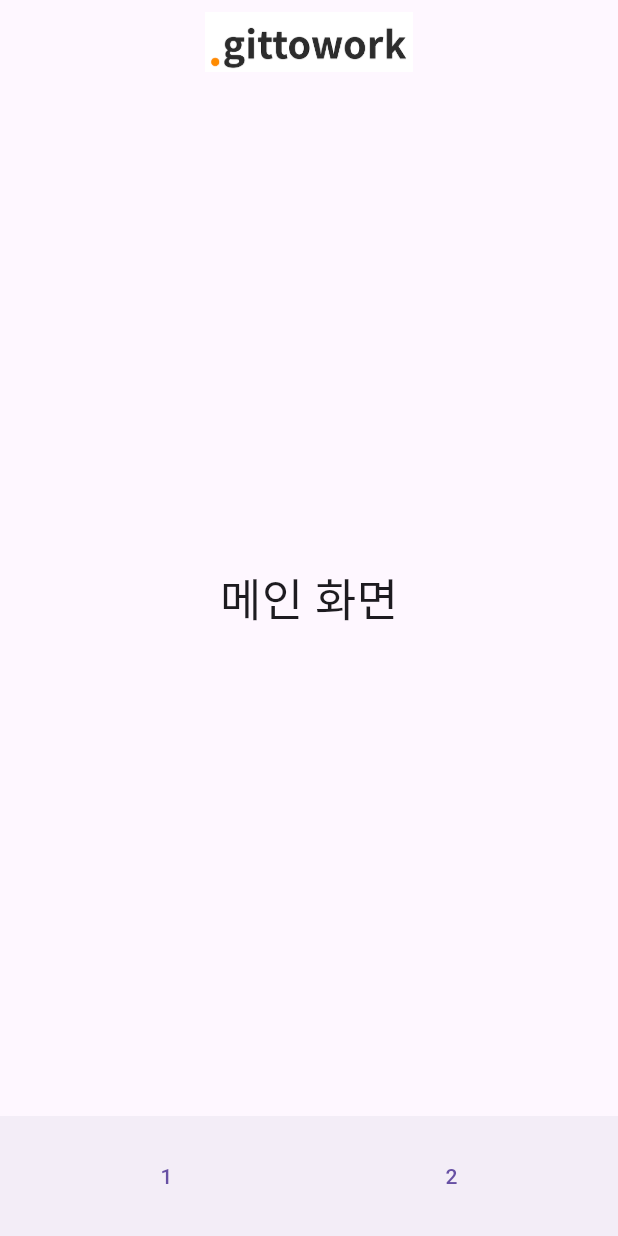
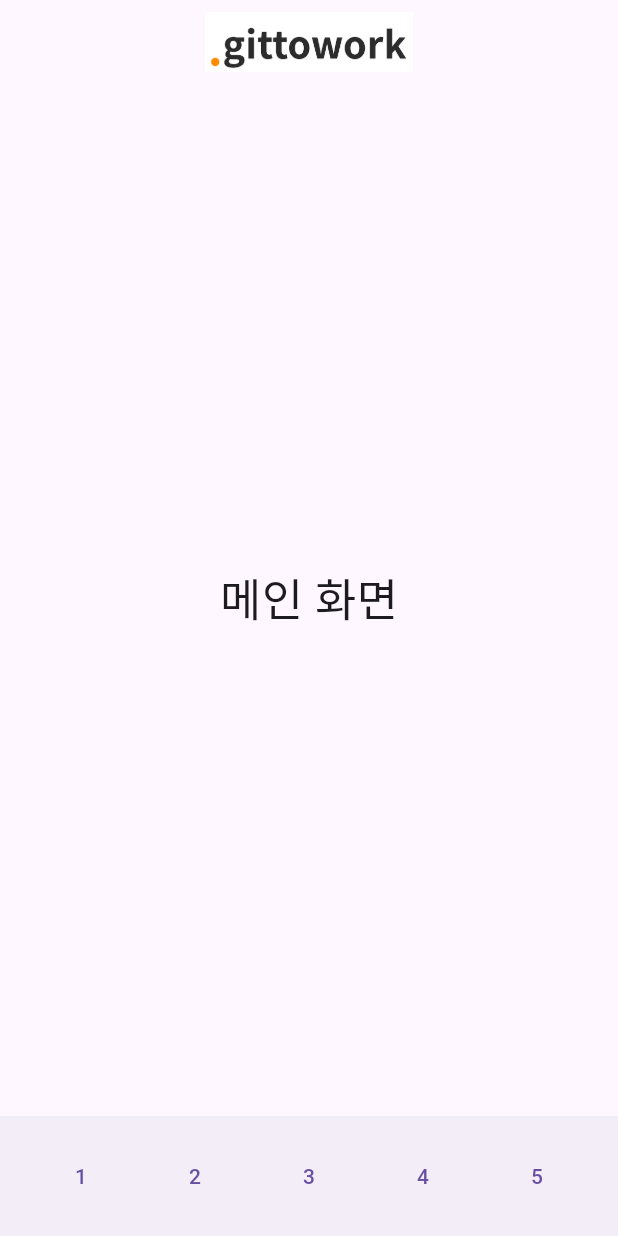
Before and after one commit to Git-To-Work/GitToWork, a Flutter app: the AppBarBottomNavLayout screen opened directly, on a phone screen of 412 x 824 dp. Run offline on Flutter 3.47's test engine with Material 3 defaults, Android fonts, the phone set to English and light mode, and no system bars.

Commit message:
feat: 하단바 화면 구조 생성

```diff
--- a/frontend/gittowork/lib/layouts/appbar_bottom_nav_layout.dart
+++ b/frontend/gittowork/lib/layouts/appbar_bottom_nav_layout.dart
@@ -1,8 +1,11 @@
 import 'package:flutter/material.dart';
-import 'package:gittowork/widgets/app_bar.dart'; // 실제 경로에 맞게 수정
-import 'package:gittowork/widgets/bottom_nav_bar.dart'; // 아래 업데이트된 CustomBottomNavBar 사용
+import 'package:gittowork/widgets/app_bar.dart';
+import 'package:gittowork/widgets/bottom_nav_bar.dart';
 import 'package:gittowork/screens/github_analysis/github.dart';
 import 'package:gittowork/screens/company_recommendation/company.dart';
+import 'package:gittowork/screens/cover_letter/coverLetter.dart';
+import 'package:gittowork/screens/entertainment/entertainment.dart';
+import 'package:gittowork/screens/my_page/myPage.dart';
 
 class AppBarBottomNavLayout extends StatefulWidget {
   const AppBarBottomNavLayout({super.key});
@@ -15,8 +18,11 @@ class _AppBarBottomNavLayoutState extends State<AppBarBottomNavLayout> {
   int _selectedIndex = 0;
 
   final List<Widget> _screens = const [
-    GitHubScreen(),   // 메인 화면
-    CompanyScreen(),  // 기업 화면
+    GitHubScreen(),      // 메인 화면
+    CompanyScreen(),     // 기업 화면
+    CoverLetterScreen(), // 자소서 화면
+    EntertainmentScreen(), // 엔터테이먼트 화면
+    MyPageScreen(),      // 마이페이지 화면
   ];
 
   void _onItemTapped(int index) {
--- a/frontend/gittowork/lib/widgets/bottom_nav_bar.dart
+++ b/frontend/gittowork/lib/widgets/bottom_nav_bar.dart
@@ -29,6 +29,24 @@ class CustomBottomNavBar extends StatelessWidget {
                 child: const Text("2"),
               ),
             ),
+            Expanded(
+              child: TextButton(
+                onPressed: () => onItemTapped(2),
+                child: const Text("3"),
+              ),
+            ),
+            Expanded(
+              child: TextButton(
+                onPressed: () => onItemTapped(3),
+                child: const Text("4"),
+              ),
+            ),
+            Expanded(
+              child: TextButton(
+                onPressed: () => onItemTapped(4),
+                child: const Text("5"),
+              ),
+            ),
           ],
         ),
       ),
```
Also changed, not shown: frontend/gittowork/lib/screens/cover_letter/coverLetter.dart (added, +15 -0 lines), frontend/gittowork/lib/screens/entertainment/entertainment.dart (added, +15 -0 lines), frontend/gittowork/lib/screens/my_page/myPage.dart (added, +15 -0 lines), frontend/gittowork/assets/images/Company.png (added), frontend/gittowork/assets/images/Coverletter.png (added), frontend/gittowork/assets/images/entertainment.png (added), frontend/gittowork/assets/images/home.png (added), frontend/gittowork/assets/images/mypage.png (added), 2 other files.
